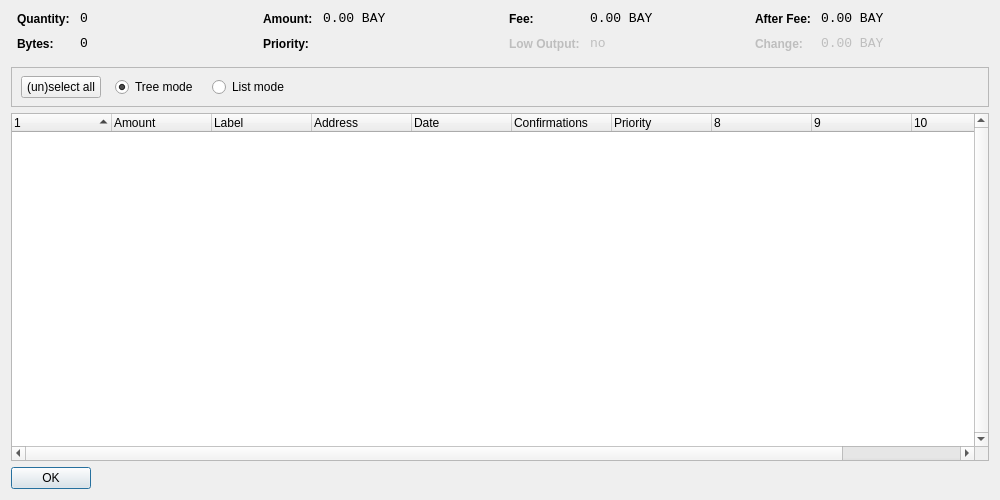
bitbaymarket/bitbay-core, file src/qt/forms/coincontroldialog.ui: the form before one commit.
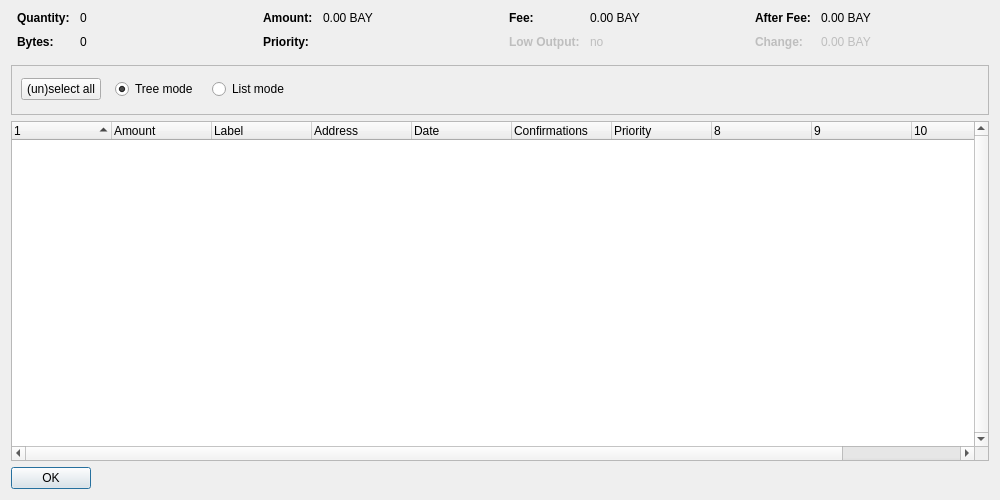
The form after the commit. Custom widgets are drawn as their Qt base class.

Commit message: Style for QHeaderView

Patch:
```diff
--- a/src/qt/forms/coincontroldialog.ui
+++ b/src/qt/forms/coincontroldialog.ui
@@ -48,12 +48,6 @@
        </item>
        <item row="0" column="1">
         <widget class="QLabel" name="labelCoinControlQuantity">
-         <property name="font">
-          <font>
-           <family>Monospace</family>
-           <pointsize>10</pointsize>
-          </font>
-         </property>
          <property name="cursor">
           <cursorShape>IBeamCursor</cursorShape>
          </property>
@@ -80,12 +74,6 @@
        </item>
        <item row="1" column="1">
         <widget class="QLabel" name="labelCoinControlBytes">
-         <property name="font">
-          <font>
-           <family>Monospace</family>
-           <pointsize>10</pointsize>
-          </font>
-         </property>
          <property name="cursor">
           <cursorShape>IBeamCursor</cursorShape>
          </property>
@@ -128,12 +116,6 @@
        </item>
        <item row="0" column="1">
         <widget class="QLabel" name="labelCoinControlAmount">
-         <property name="font">
-          <font>
-           <family>Monospace</family>
-           <pointsize>10</pointsize>
-          </font>
-         </property>
          <property name="cursor">
           <cursorShape>IBeamCursor</cursorShape>
          </property>
@@ -160,12 +142,6 @@
        </item>
        <item row="1" column="1">
         <widget class="QLabel" name="labelCoinControlPriority">
-         <property name="font">
-          <font>
-           <family>Monospace</family>
-           <pointsize>10</pointsize>
-          </font>
-         </property>
          <property name="cursor">
           <cursorShape>IBeamCursor</cursorShape>
          </property>
@@ -208,12 +184,6 @@
        </item>
        <item row="0" column="1">
         <widget class="QLabel" name="labelCoinControlFee">
-         <property name="font">
-          <font>
-           <family>Monospace</family>
-           <pointsize>10</pointsize>
-          </font>
-         </property>
          <property name="cursor">
           <cursorShape>IBeamCursor</cursorShape>
          </property>
@@ -246,12 +216,6 @@
          <property name="enabled">
           <bool>false</bool>
          </property>
-         <property name="font">
-          <font>
-           <family>Monospace</family>
-           <pointsize>10</pointsize>
-          </font>
-         </property>
          <property name="cursor">
           <cursorShape>IBeamCursor</cursorShape>
          </property>
@@ -294,12 +258,6 @@
        </item>
        <item row="0" column="1">
         <widget class="QLabel" name="labelCoinControlAfterFee">
-         <property name="font">
-          <font>
-           <family>Monospace</family>
-           <pointsize>10</pointsize>
-          </font>
-         </property>
          <property name="cursor">
           <cursorShape>IBeamCursor</cursorShape>
          </property>
@@ -332,12 +290,6 @@
          <property name="enabled">
           <bool>false</bool>
          </property>
-         <property name="font">
-          <font>
-           <family>Monospace</family>
-           <pointsize>10</pointsize>
-          </font>
-         </property>
          <property name="cursor">
           <cursorShape>IBeamCursor</cursorShape>
          </property>
@@ -361,7 +313,7 @@
      <property name="minimumSize">
       <size>
        <width>0</width>
-       <height>40</height>
+       <height>50</height>
       </size>
      </property>
      <property name="frameShape">
@@ -376,13 +328,19 @@
         <x>10</x>
         <y>0</y>
         <width>781</width>
-        <height>41</height>
+        <height>48</height>
        </rect>
       </property>
       <layout class="QHBoxLayout" name="horizontalLayoutPanel" stretch="0,0,0,0">
        <property name="spacing">
         <number>14</number>
        </property>
+       <property name="topMargin">
+        <number>10</number>
+       </property>
+       <property name="bottomMargin">
+        <number>10</number>
+       </property>
        <item>
         <widget class="QPushButton" name="pushButtonSelectAll">
          <property name="sizePolicy">
```
The commit also changes 2 other files.
